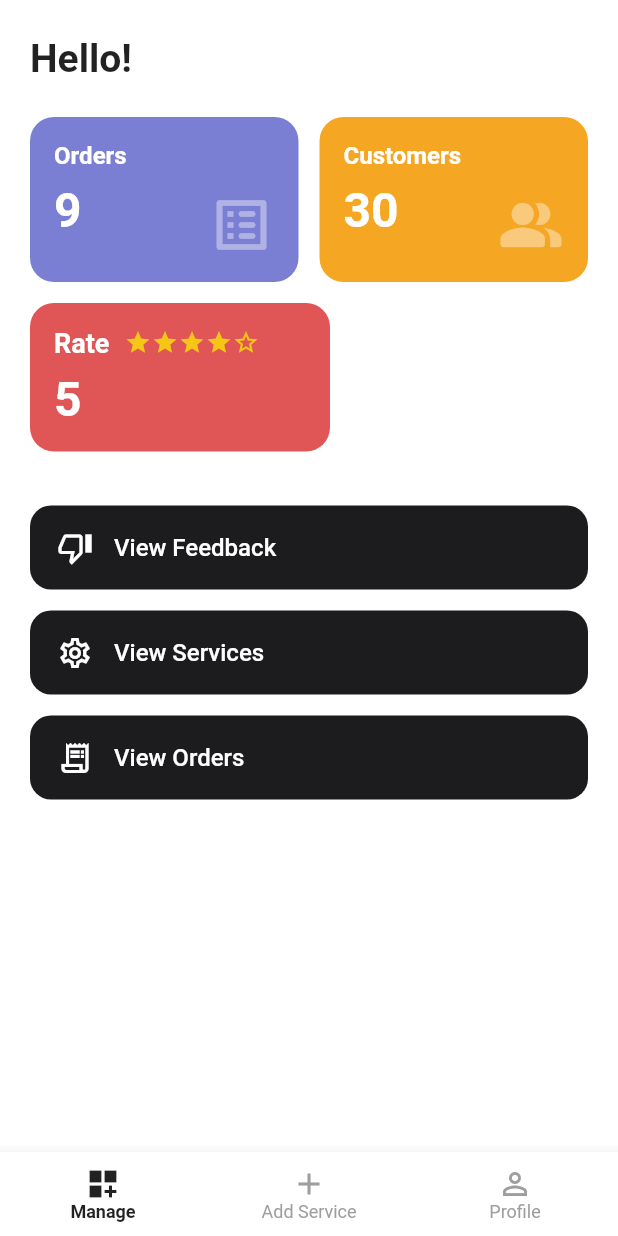
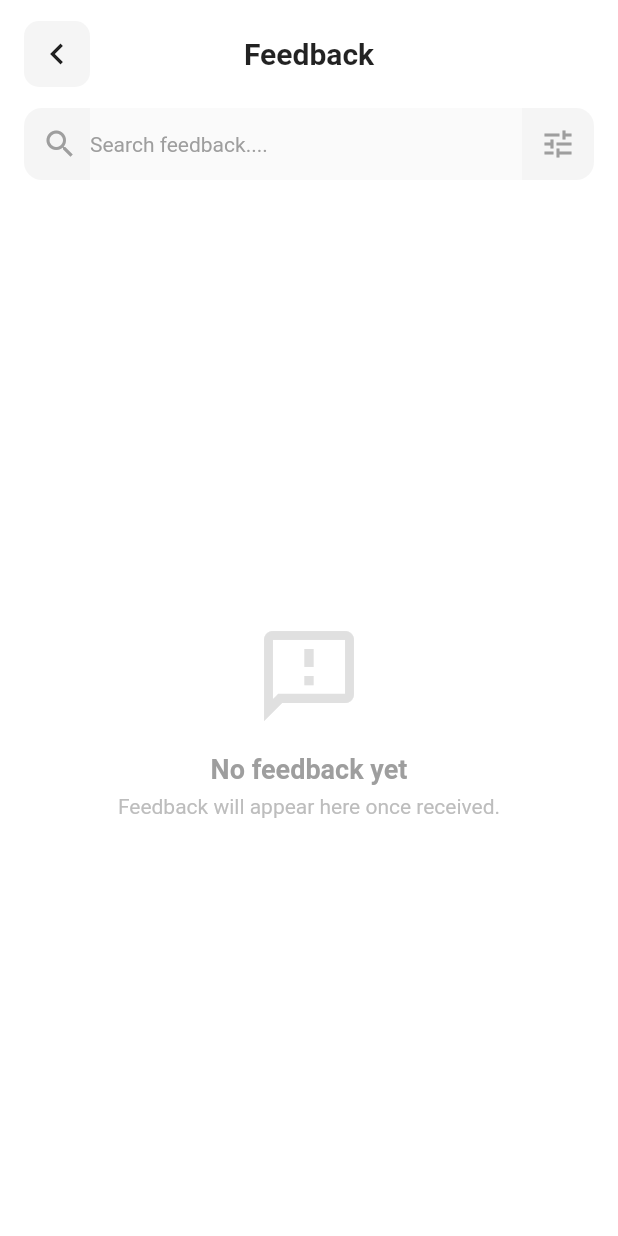
Before and after one commit to AYTALHINAI/dobi, a Flutter app: the ShopOwnerHomePage screen opened by its route, after a tap on "View Feedback", on a phone screen of 412 x 824 dp. Run offline on Flutter 3.47's test engine with Material 3 defaults, Android fonts, the phone set to English and light mode, and no system bars; our stand-ins replace cloud_firestore, firebase_auth, firebase_core, firebase_storage, fluttertoast, geolocator and 4 more; missing offline and left inert: mailer; accounts and stored records are empty; network calls fail.

```diff
--- /dev/null
+++ b/lib/screens/shopOwner/shopOwner_feedback_page.dart
@@ -0,0 +1,222 @@
+import 'package:flutter/material.dart';
+
+class ShopOwnerFeedbackPage extends StatefulWidget {
+  const ShopOwnerFeedbackPage({super.key});
+
+  @override
+  State<ShopOwnerFeedbackPage> createState() => _ShopOwnerFeedbackPageState();
+}
+
+class _ShopOwnerFeedbackPageState extends State<ShopOwnerFeedbackPage> {
+  final TextEditingController _searchController = TextEditingController();
+
+  // Placeholder feedbacks list — leave empty to show empty state
+  final List<Map<String, String>> _feedbacks = [];
+
+  @override
+  void dispose() {
+    _searchController.dispose();
+    super.dispose();
+  }
+
+  @override
+  Widget build(BuildContext context) {
+    return Scaffold(
+      backgroundColor: Colors.white,
+      body: SafeArea(
+        child: Column(
+          children: [
+            // ── Header ──────────────────────────────────────────
+            Padding(
+              padding: const EdgeInsets.symmetric(horizontal: 16, vertical: 14),
+              child: Row(
+                children: [
+                  // Back button
+                  GestureDetector(
+                    onTap: () => Navigator.pop(context),
+                    child: Container(
+                      width: 44,
+                      height: 44,
+                      decoration: BoxDecoration(
+                        color: Colors.grey.shade100,
+                        borderRadius: BorderRadius.circular(10),
+                      ),
+                      child: const Icon(Icons.chevron_left,
+                          size: 28, color: Colors.black87),
+                    ),
+                  ),
+                  const Expanded(
+                    child: Text(
+                      'Feedback',
+                      textAlign: TextAlign.center,
+                      style: TextStyle(
+                        fontSize: 20,
+                        fontWeight: FontWeight.bold,
+                        color: Colors.black87,
+                      ),
+                    ),
+                  ),
+                  // Invisible spacer to balance the back button
+                  const SizedBox(width: 44),
+                ],
+              ),
+            ),
+
+            // ── Search bar ───────────────────────────────────────
+            Padding(
+              padding: const EdgeInsets.symmetric(horizontal: 16),
+              child: Container(
+                decoration: BoxDecoration(
+                  color: Colors.grey.shade100,
+                  borderRadius: BorderRadius.circular(12),
+                ),
+                child: Row(
+                  children: [
+                    const SizedBox(width: 12),
+                    const Icon(Icons.search, color: Colors.grey),
+                    const SizedBox(width: 8),
+                    Expanded(
+                      child: TextField(
+                        controller: _searchController,
+                        decoration: const InputDecoration(
+                          hintText: 'Search feedback....',
+                          hintStyle: TextStyle(color: Colors.grey, fontSize: 14),
+                          border: InputBorder.none,
+                          contentPadding: EdgeInsets.symmetric(vertical: 14),
+                        ),
+                      ),
+                    ),
+                    IconButton(
+                      icon: const Icon(Icons.tune, color: Colors.grey),
+                      onPressed: () {},
+                    ),
+                  ],
+                ),
+              ),
+            ),
+
+            const SizedBox(height: 16),
+
+            // ── Feedbacks list or Empty state ───────────────────────
+            Expanded(
+              child: _feedbacks.isEmpty
+                  ? _buildEmptyState()
+                  : ListView.separated(
+                      padding: const EdgeInsets.symmetric(horizontal: 16),
+                      itemCount: _feedbacks.length,
+                      separatorBuilder: (_, __) => const SizedBox(height: 0),
+                      itemBuilder: (context, index) {
+                        final feedback = _feedbacks[index];
+                        return _FeedbackTile(feedback: feedback);
+                      },
+                    ),
+            ),
+          ],
+        ),
+      ),
+    );
+  }
+
+  Widget _buildEmptyState() {
+    return Center(
+      child: Column(
+        mainAxisSize: MainAxisSize.min,
+        children: [
+          Icon(Icons.feedback_outlined,
+              size: 72, color: Colors.grey.shade300),
+          const SizedBox(height: 16),
+          Text(
+            'No feedback yet',
+            style: TextStyle(
+              fontSize: 18,
+              fontWeight: FontWeight.w600,
+              color: Colors.grey.shade500,
+            ),
+          ),
+          const SizedBox(height: 6),
+          Text(
+            'Feedback will appear here once received.',
+            style: TextStyle(fontSize: 14, color: Colors.grey.shade400),
+          ),
+        ],
+      ),
+    );
+  }
+}
+
+// ─── Feedback tile ───────────────────────────────────────────────────────────────
+
+class _FeedbackTile extends StatelessWidget {
+  final Map<String, String> feedback;
+
+  const _FeedbackTile({required this.feedback});
+
+  @override
+  Widget build(BuildContext context) {
+    return Container(
+      padding: const EdgeInsets.symmetric(horizontal: 14, vertical: 12),
+      decoration: BoxDecoration(
+        color: Colors.white,
+        border: Border(
+          bottom: BorderSide(color: Colors.grey.shade200),
+        ),
+      ),
+      child: Row(
+        children: [
+          // Thumbnail
+          Container(
+            width: 56,
+            height: 56,
+            decoration: BoxDecoration(
+              color: const Color(0xFFE05555),
+              borderRadius: BorderRadius.circular(10),
+            ),
+          ),
+          const SizedBox(width: 14),
+
+          // Details
+          Expanded(
+            child: Column(
+              crossAxisAlignment: CrossAxisAlignment.start,
+              children: [
+                Text(
+                  feedback['user'] ?? '',
+                  style: const TextStyle(
+                    fontWeight: FontWeight.bold,
+                    fontSize: 14,
+                    color: Colors.black87,
+                  ),
+                ),
+                const SizedBox(height: 4),
+                Text(
+                  feedback['comment'] ?? '',
+                  style: TextStyle(fontSize: 12, color: Colors.grey.shade500),
+                ),
+              ],
+            ),
+          ),
+
+          // Date etc
+          Column(
+            crossAxisAlignment: CrossAxisAlignment.end,
+            children: [
+              Text(
+                feedback['rating'] ?? '',
+                style: const TextStyle(
+                  color: Color(0xFFF5C518),
+                  fontWeight: FontWeight.bold,
+                  fontSize: 14,
+                ),
+              ),
+              const SizedBox(height: 4),
+              Text(
+                feedback['date'] ?? '',
+                style: TextStyle(fontSize: 12, color: Colors.grey.shade500),
+              ),
+            ],
+          ),
+        ],
+      ),
+    );
+  }
+}
--- a/lib/screens/shopOwner/shopOwner_home_page.dart
+++ b/lib/screens/shopOwner/shopOwner_home_page.dart
@@ -6,6 +6,7 @@ import 'shopOwner_orders_page.dart';
 import 'shopOwner_profile_page.dart';
 import 'shopOwner_services_page.dart';
 import 'add_laundry_service_page.dart';
+import 'shopOwner_feedback_page.dart';
 
 class ShopOwnerHomePage extends StatefulWidget {
   const ShopOwnerHomePage({super.key});
@@ -115,7 +116,7 @@ class _DashboardBody extends StatelessWidget {
                 Expanded(
                   child: _StatCard(
                     label: 'Orders',
-                    value: '9',
+                    value: '-',
                     color: const Color(0xFF7B7FD4),
                     icon: Icons.list_alt_rounded,
                   ),
@@ -124,7 +125,7 @@ class _DashboardBody extends StatelessWidget {
                 Expanded(
                   child: _StatCard(
                     label: 'Customers',
-                    value: '30',
+                    value: '-',
                     color: const Color(0xFFF5A623),
                     icon: Icons.people_alt_rounded,
                   ),
@@ -134,7 +135,7 @@ class _DashboardBody extends StatelessWidget {
             const SizedBox(height: 14),
 
             // Rate card
-            const _RateCard(rate: 4, value: '5'),
+            const _RateCard(rate: 0, value: '-'),
 
             const SizedBox(height: 36),
 
@@ -142,7 +143,14 @@ class _DashboardBody extends StatelessWidget {
             _ActionButton(
               icon: Icons.thumb_down_alt_outlined,
               label: 'View Feedback',
-              onTap: () {},
+              onTap: () {
+                Navigator.push(
+                  context,
+                  MaterialPageRoute(
+                    builder: (_) => const ShopOwnerFeedbackPage(),
+                  ),
+                );
+              },
             ),
             const SizedBox(height: 14),
             _ActionButton(
```
Also changed, not shown: lib/screens/admin/admin_home_page.dart (+1 -20 lines), pubspec.lock, 4 other files.
